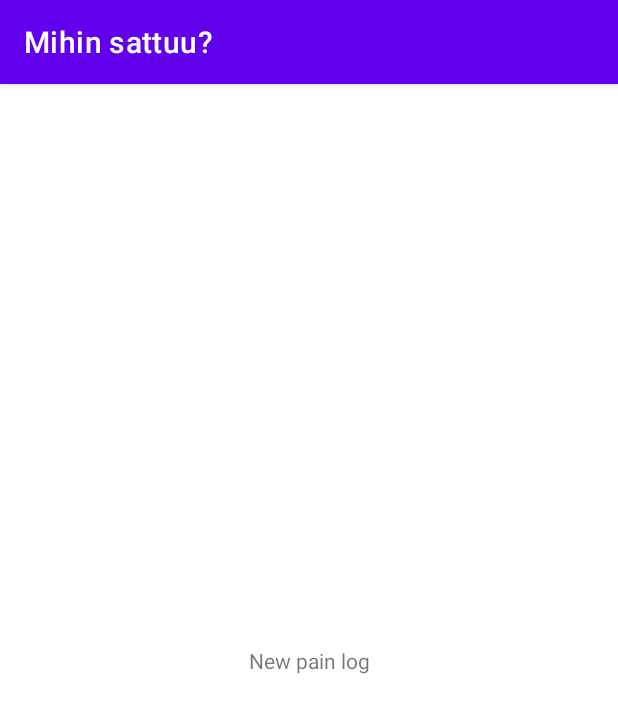
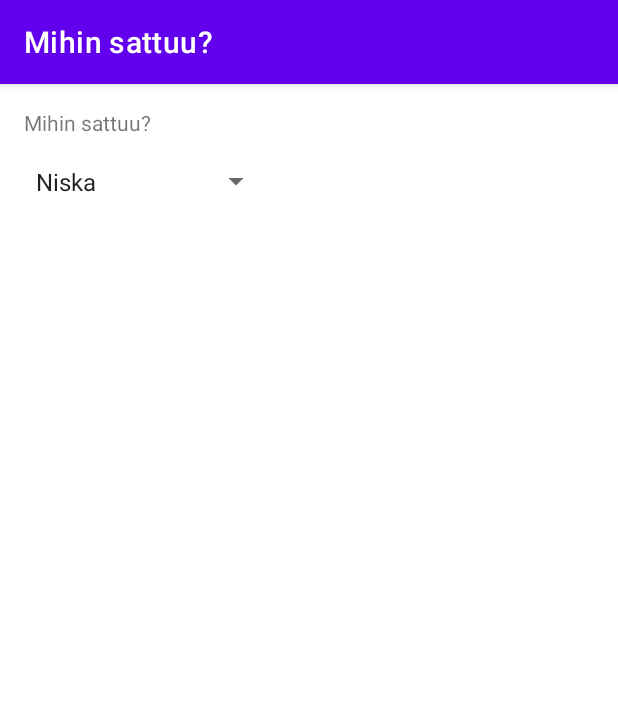
Before and after one commit to Tschokkinen/android-health-application, an Android app: the NewPainLogActivity screen opened directly, with no data from a screen before it, on a phone screen of 412 x 824 dp. Shown: the top 713 px of the screen. Run offline under Robolectric (Android 15) with nearby library versions, the phone set to English and light mode, and no system bars.

Commit message:
Started working on activity_report_pain.

```diff
--- a/app/src/main/java/com/ericaskari/healthapplication/modules/painhistory/NewPainLogActivity.java
+++ b/app/src/main/java/com/ericaskari/healthapplication/modules/painhistory/NewPainLogActivity.java
@@ -1,18 +1,32 @@
 package com.ericaskari.healthapplication.modules.painhistory;
 
 import android.os.Bundle;
+import android.widget.ArrayAdapter;
+import android.widget.Spinner;
 
 import androidx.appcompat.app.AppCompatActivity;
 
+import com.ericaskari.healthapplication.R;
 import com.ericaskari.healthapplication.databinding.NewPainLogBinding;
+
+/**
+ * @author Gavril Tschokkinen
+ */
 
 public class NewPainLogActivity extends AppCompatActivity {
     private NewPainLogBinding NewPainLogBinding;
+    private Spinner selectPainSpinner;
 
     @Override
     protected void onCreate(Bundle savedInstanceState) {
         super.onCreate(savedInstanceState);
         NewPainLogBinding = NewPainLogBinding.inflate(getLayoutInflater());
         setContentView(NewPainLogBinding.getRoot());
+
+        selectPainSpinner = findViewById(R.id.selectPainSpinner);
+        //https://developer.android.com/guide/topics/ui/controls/spinner
+        ArrayAdapter<CharSequence> adapter = ArrayAdapter.createFromResource(this, R.array.list_of_pains, android.R.layout.simple_spinner_item);
+        adapter.setDropDownViewResource(android.R.layout.simple_spinner_dropdown_item);
+        selectPainSpinner.setAdapter(adapter);
     }
 }
--- a/app/src/main/res/layout/new_pain_log.xml
+++ b/app/src/main/res/layout/new_pain_log.xml
@@ -12,14 +12,24 @@
         android:layout_height="match_parent">
 
         <TextView
-            android:id="@+id/textView5"
+            android:id="@+id/textViewWhereIsThePain"
             android:layout_width="wrap_content"
             android:layout_height="wrap_content"
-            android:text="New pain log"
-            app:layout_constraintBottom_toBottomOf="parent"
-            app:layout_constraintEnd_toEndOf="parent"
+            android:layout_marginStart="16dp"
+            android:layout_marginTop="16dp"
+            android:text="@string/where_is_the_pain"
             app:layout_constraintStart_toStartOf="parent"
             app:layout_constraintTop_toTopOf="parent" />
+
+        <Spinner
+            android:id="@+id/selectPainSpinner"
+            android:layout_width="165dp"
+            android:layout_height="27dp"
+            android:layout_marginStart="16dp"
+            android:layout_marginTop="16dp"
+            android:spinnerMode="dropdown"
+            app:layout_constraintStart_toStartOf="parent"
+            app:layout_constraintTop_toBottomOf="@+id/textViewWhereIsThePain" />
     </androidx.constraintlayout.widget.ConstraintLayout>
 
 </androidx.coordinatorlayout.widget.CoordinatorLayout>
--- a/app/src/main/res/values/strings.xml
+++ b/app/src/main/res/values/strings.xml
@@ -37,4 +37,17 @@
     <string name="main_activity_plus">Mihin sattuu?</string>
     <string name="delete_data">Poista tiedot</string>
     <string name="profile_menu_edit">Muokkaa</string>
+
+    <!-- Report a pain -->
+    <string name="where_is_the_pain">Mihin sattuu?</string>
+
+    <string-array name="list_of_pains">
+        <item>Niska</item>
+        <item>Hartia</item>
+        <item>Polvi</item>
+        <item>Yläselkä</item>
+        <item>Alaselkä</item>
+        <item>Ei mikään näistä</item>
+    </string-array>
+    <!-- End -->
 </resources>
```
